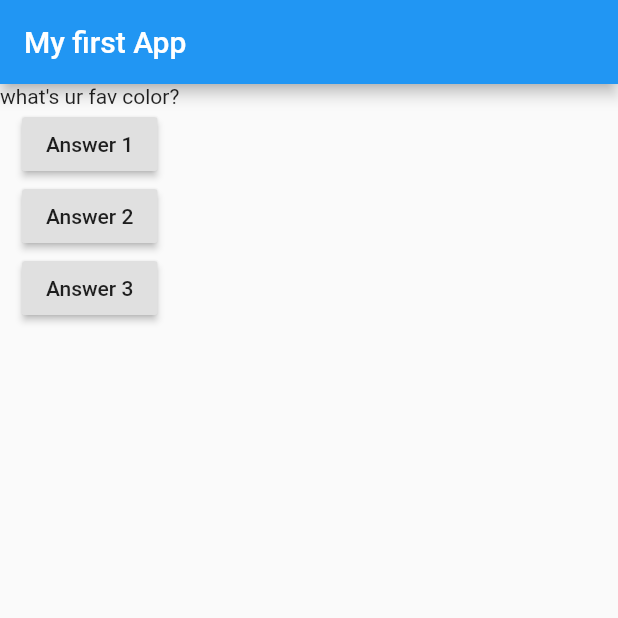
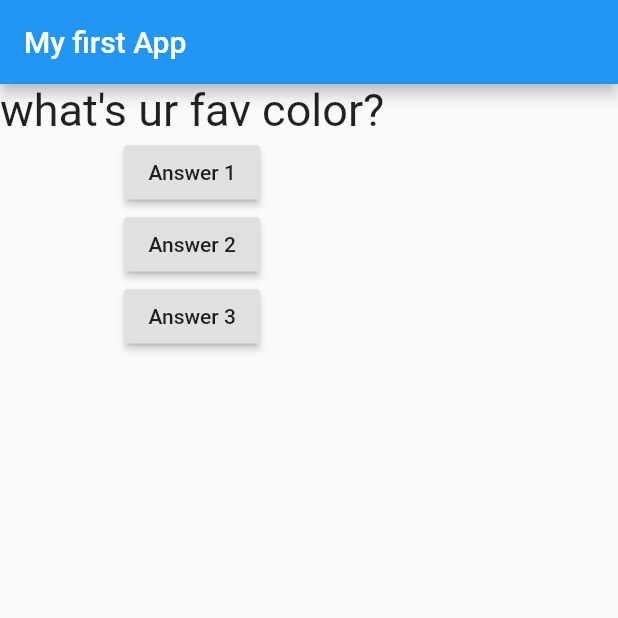
Before and after one commit to VivanVatsa/Qwizapp, a Flutter app: the screen it shows after launch, on a phone screen of 412 x 824 dp, the top half of it. Run offline on Flutter 3.47's test engine with Material 2 defaults, Android fonts, the phone set to English and light mode, and no system bars.

Commit message:
Update question.dart

```diff
--- a/lib/question.dart
+++ b/lib/question.dart
@@ -8,6 +8,6 @@ class Question extends StatelessWidget {
 
   @override
   Widget build(BuildContext context) {
-    return Text(questionText);
+    return Text(questionText, style: TextStyle(fontSize: 30),);
   }
 }
```
